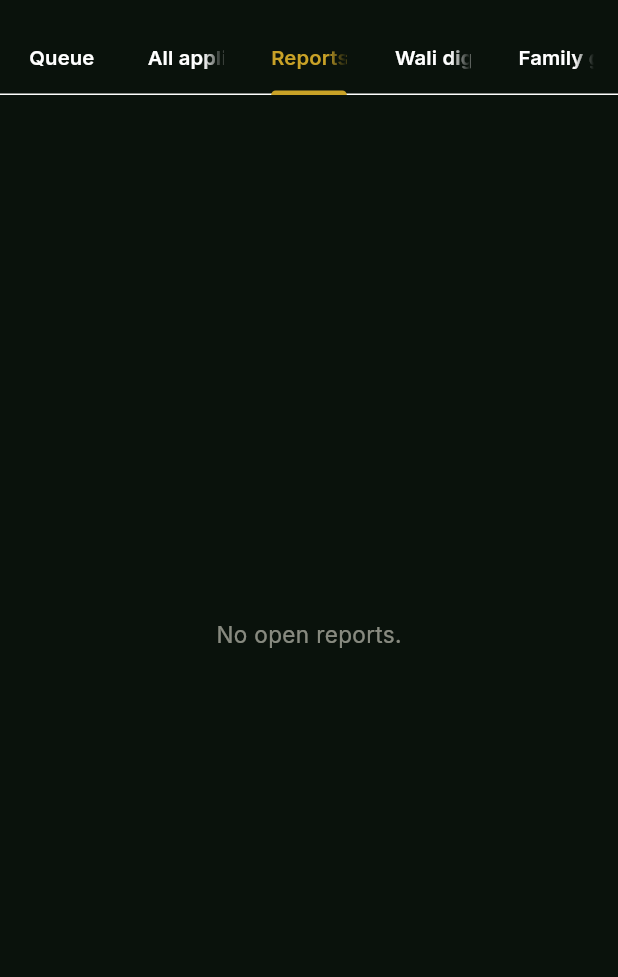
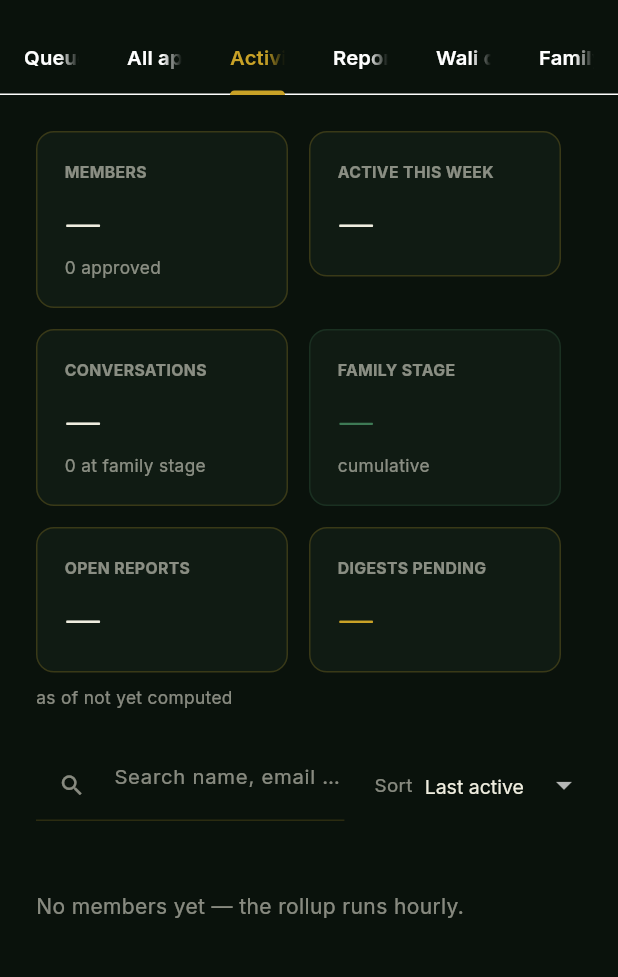
Before and after one commit to connecttopathan-ops/ikhlas, a Flutter app: the ReviewQueueScreen screen opened directly, tab 3 chosen, on a phone screen of 412 x 824 dp, the part 61-1038 px from its top. Run offline on Flutter 3.47's test engine with Material 3 defaults, Android fonts, the phone set to English and light mode, and no system bars; our stand-ins replace cached_network_image, camera, cloud_firestore, cloud_functions, device_info_plus, firebase_auth and 12 more; missing offline and left inert: dart:html; accounts and stored records are empty; statements that could not run were skipped.

Commit message:
Admin: Activity dashboard — platform KPIs + per-member tracking
Adds an hourly-rollup activity view so the team can track engagement and
catch problems during the beta.

Backend:
- computeMetrics (hourly): aggregates metrics/overview (members, active/week,
  conversations open, family-stage initiations, open reports, digests pending)
  and userActivity/{uid} (per-member matches, interests sent/received, active
  conversations, messages, reports against + open count, last active, status).
  Chunked writes to respect the 500-op batch cap.
- Running counters kept off hot paths: users.stats.matchesReceived (daily
  batch writer) and users.stats.messagesSent (onMessageCreated trigger).
- Firestore rules: metrics/* and userActivity/* moderator-read, backend-write.

Admin:
- New "Activity" tab: overview tiles + searchable, sortable per-member list
  (sort by last active / matches / messages / open reports; rows with open
  reports are flagged).

Co-Authored-By: Claude Opus 4.8 <noreply@anthropic.com>
Claude-Session: https://claude.ai/code/session_01TyFXhxbzhWDD7DPpLMVPRe

```diff
--- /dev/null
+++ b/admin/lib/activity.dart
@@ -0,0 +1,259 @@
+import 'package:cloud_firestore/cloud_firestore.dart';
+import 'package:flutter/material.dart';
+
+import 'tokens.dart';
+
+/// Activity dashboard — platform KPIs + a searchable per-member list, both
+/// read from the hourly rollup (metrics/overview + userActivity/*). Cheap:
+/// the admin never scans raw matches/messages, only pre-computed docs.
+class ActivityScreen extends StatefulWidget {
+  const ActivityScreen({super.key});
+  @override
+  State<ActivityScreen> createState() => _ActivityScreenState();
+}
+
+class _ActivityScreenState extends State<ActivityScreen> {
+  final _search = TextEditingController();
+  String _sort = 'lastActive';
+  String _q = '';
+
+  @override
+  Widget build(BuildContext context) {
+    return ListView(
+      padding: const EdgeInsets.all(24),
+      children: [
+        Center(
+          child: ConstrainedBox(
+            constraints: const BoxConstraints(maxWidth: 1040),
+            child: Column(
+              crossAxisAlignment: CrossAxisAlignment.stretch,
+              children: [
+                _overview(),
+                const SizedBox(height: 26),
+                _controls(),
+                const SizedBox(height: 16),
+                _memberList(),
+              ],
+            ),
+          ),
+        ),
+      ],
+    );
+  }
+
+  // ---- overview tiles ----
+  Widget _overview() {
+    return StreamBuilder<DocumentSnapshot<Map<String, dynamic>>>(
+      stream: FirebaseFirestore.instance.doc('metrics/overview').snapshots(),
+      builder: (context, snap) {
+        final d = snap.data?.data() ?? const {};
+        final by = (d['byStatus'] as Map?) ?? const {};
+        final tiles = <Widget>[
+          _tile('Members', d['members'], sub: '${by['approved'] ?? 0} approved'),
+          _tile('Active this week', d['activeThisWeek']),
+          _tile('Conversations', d['conversationsOpen'],
+              sub: '${d['familyConversations'] ?? 0} at family stage'),
+          _tile('Family Stage', d['familyStageInitiations'],
+              accent: T.approve, sub: 'cumulative'),
+          _tile('Open reports', d['openReports'],
+              accent: (d['openReports'] ?? 0) > 0 ? T.reject : null),
+          _tile('Digests pending', d['digestsPending'], accent: T.gold),
+        ];
+        return Column(
+          crossAxisAlignment: CrossAxisAlignment.start,
+          children: [
+            Wrap(spacing: 14, runSpacing: 14, children: tiles),
+            const SizedBox(height: 8),
+            Text('as of ${_fmt(d['updatedAt'])}',
+                style: T.inter(11.5, color: T.muted)),
+          ],
+        );
+      },
+    );
+  }
+
+  Widget _tile(String label, dynamic value, {String? sub, Color? accent}) {
+    return Container(
+      width: 168,
+      padding: const EdgeInsets.all(18),
+      decoration: BoxDecoration(
+        color: T.panel,
+        borderRadius: BorderRadius.circular(12),
+        border: Border.all(color: (accent ?? T.gold).withOpacity(.22)),
+      ),
+      child: Column(crossAxisAlignment: CrossAxisAlignment.start, children: [
+        Text(label.toUpperCase(),
+            style: T.inter(10.5, weight: FontWeight.w700, color: T.muted)),
+        const SizedBox(height: 8),
+        Text('${value ?? '—'}',
+            style: T.fraunces(30, color: accent ?? T.ivory)),
+        if (sub != null) ...[
+          const SizedBox(height: 4),
+          Text(sub, style: T.inter(11.5, color: T.muted)),
+        ],
+      ]),
+    );
+  }
+
+  // ---- search + sort ----
+  Widget _controls() {
+    return Row(children: [
+      Expanded(
+        child: TextField(
+          controller: _search,
+          onChanged: (v) => setState(() => _q = v.trim().toLowerCase()),
+          style: T.inter(13.5, color: T.ivory),
+          decoration: InputDecoration(
+            hintText: 'Search name, email or uid',
+            hintStyle: T.inter(13.5, color: T.muted),
+            prefixIcon: Icon(Icons.search, size: 18, color: T.muted),
+            enabledBorder: UnderlineInputBorder(
+                borderSide: BorderSide(color: T.hairline)),
+            focusedBorder: const UnderlineInputBorder(
+                borderSide: BorderSide(color: T.gold)),
+          ),
+        ),
+      ),
+      const SizedBox(width: 20),
+      Text('Sort', style: T.inter(12.5, color: T.muted)),
+      const SizedBox(width: 8),
+      DropdownButton<String>(
+        value: _sort,
+        dropdownColor: T.panel,
+        underline: const SizedBox.shrink(),
+        style: T.inter(13, color: T.ivory),
+        items: const [
+          DropdownMenuItem(value: 'lastActive', child: Text('Last active')),
+          DropdownMenuItem(value: 'matchesReceived', child: Text('Matches')),
+          DropdownMenuItem(value: 'messagesSent', child: Text('Messages')),
+          DropdownMenuItem(
+              value: 'openReportsAgainst', child: Text('Open reports')),
+        ],
+        onChanged: (v) => setState(() => _sort = v ?? 'lastActive'),
+      ),
+    ]);
+  }
+
+  // ---- per-member list ----
+  Widget _memberList() {
+    return StreamBuilder<QuerySnapshot<Map<String, dynamic>>>(
+      stream: FirebaseFirestore.instance.collection('userActivity').snapshots(),
+      builder: (context, snap) {
+        if (!snap.hasData) {
+          return const Center(child: CircularProgressIndicator());
+        }
+        var docs = snap.data!.docs;
+        if (_q.isNotEmpty) {
+          docs = docs.where((d) {
+            final m = d.data();
+            final hay = [
+              m['displayName'], m['email'], m['uid'],
+            ].where((e) => e != null).join(' ').toLowerCase();
+            return hay.contains(_q);
+          }).toList();
+        }
+        int num(Map m, String k) => (m[k] as num?)?.toInt() ?? 0;
+        int lastMs(Map m) =>
+            (m['lastActiveAt'] as Timestamp?)?.millisecondsSinceEpoch ?? 0;
+        docs = [...docs]..sort((a, b) {
+            if (_sort == 'lastActive') return lastMs(b.data()).compareTo(lastMs(a.data()));
+            return num(b.data(), _sort).compareTo(num(a.data(), _sort));
+          });
+        if (docs.isEmpty) {
+          return Padding(
+            padding: const EdgeInsets.only(top: 30),
+            child: Text('No members yet — the rollup runs hourly.',
+                style: T.inter(14, color: T.muted)),
+          );
+        }
+        return Column(children: docs.map((d) => _row(d.data())).toList());
+      },
+    );
+  }
+
+  Widget _row(Map<String, dynamic> m) {
+    final openRep = (m['openReportsAgainst'] as num?)?.toInt() ?? 0;
+    return Container(
+      margin: const EdgeInsets.only(bottom: 10),
+      padding: const EdgeInsets.symmetric(horizontal: 18, vertical: 14),
+      decoration: BoxDecoration(
+        color: T.panel,
+        borderRadius: BorderRadius.circular(10),
+        border: Border.all(color: openRep > 0 ? T.reject.withOpacity(.5) : T.hairline),
+      ),
+      child: Column(crossAxisAlignment: CrossAxisAlignment.start, children: [
+        Row(children: [
+          Expanded(
+            child: Text(
+              m['displayName']?.toString() ??
+                  m['email']?.toString() ??
+                  m['uid']?.toString() ??
+                  '—',
+              style: T.inter(14.5, weight: FontWeight.w600, color: T.ivory),
+            ),
+          ),
+          _statusChip(m['status']?.toString() ?? 'unknown'),
+          const SizedBox(width: 10),
+          Text(_rel(m['lastActiveAt']), style: T.inter(12, color: T.muted)),
+        ]),
+        const SizedBox(height: 10),
+        Wrap(spacing: 22, runSpacing: 8, children: [
+          _stat('Matches', m['matchesReceived']),
+          _stat('Interest sent', m['interestsSent']),
+          _stat('Interest recv', m['interestsReceived']),
+          _stat('Convs', m['activeConversations']),
+          _stat('Messages', m['messagesSent']),
+          _stat('Reports', m['reportsAgainst'],
+              danger: openRep > 0, extra: openRep > 0 ? '$openRep open' : null),
+        ]),
+      ]),
+    );
+  }
+
+  Widget _stat(String label, dynamic value, {bool danger = false, String? extra}) {
+    return Column(crossAxisAlignment: CrossAxisAlignment.start, children: [
+      Text(label.toUpperCase(),
+          style: T.inter(9.5, color: T.muted, weight: FontWeight.w600)),
+      const SizedBox(height: 2),
+      Row(children: [
+        Text('${value ?? 0}',
+            style: T.inter(15, color: danger ? T.reject : T.ivory,
+                weight: FontWeight.w600)),
+        if (extra != null) ...[
+          const SizedBox(width: 6),
+          Text(extra, style: T.inter(11, color: T.reject)),
+        ],
+      ]),
+    ]);
+  }
+
+  Widget _statusChip(String s) {
+    final c = s == 'approved'
+        ? T.approve
+        : (s == 'paused' ? T.gold : T.muted);
+    return Container(
+      padding: const EdgeInsets.symmetric(horizontal: 9, vertical: 3),
+      decoration: BoxDecoration(
+        border: Border.all(color: c),
+        borderRadius: BorderRadius.circular(20),
+      ),
+      child: Text(s, style: T.inter(11, color: c)),
+    );
+  }
+
+  static String _rel(dynamic ts) {
+    if (ts is! Timestamp) return '—';
+    final diff = DateTime.now().difference(ts.toDate());
+    if (diff.inMinutes < 1) return 'just now';
+    if (diff.inMinutes < 60) return '${diff.inMinutes}m';
+    if (diff.inHours < 24) return '${diff.inHours}h';
+    return '${diff.inDays}d';
+  }
+
+  static String _fmt(dynamic ts) {
+    if (ts is! Timestamp) return 'not yet computed';
+    final d = ts.toDate();
+    String p(int n) => n.toString().padLeft(2, '0');
+    return '${p(d.day)}/${p(d.month)} ${p(d.hour)}:${p(d.minute)}';
+  }
+}
--- a/admin/lib/review_queue.dart
+++ b/admin/lib/review_queue.dart
@@ -4,6 +4,7 @@ import 'package:firebase_storage/firebase_storage.dart';
 import 'package:flutter/material.dart';
 import 'package:url_launcher/url_launcher.dart';
 
+import 'activity.dart';
 import 'family_gate.dart';
 import 'reports_queue.dart';
 import 'tokens.dart';
@@ -19,7 +20,7 @@ class ReviewQueueScreen extends StatelessWidget {
   @override
   Widget build(BuildContext context) {
     return DefaultTabController(
-      length: 5,
+      length: 6,
       child: Scaffold(
         appBar: AppBar(
           backgroundColor: T.bg,
@@ -41,6 +42,7 @@ class ReviewQueueScreen extends StatelessWidget {
             tabs: const [
               Tab(text: 'Queue'),
               Tab(text: 'All applications'),
+              Tab(text: 'Activity'),
               Tab(text: 'Reports'),
               Tab(text: 'Wali digests'),
               Tab(text: 'Family gate'),
@@ -50,6 +52,7 @@ class ReviewQueueScreen extends StatelessWidget {
         body: const TabBarView(children: [
           _ApplicationsList(queueOnly: true),
           _ApplicationsList(queueOnly: false),
+          ActivityScreen(),
           ReportsQueue(),
           WaliDigestsQueue(),
           FamilyGateScreen(),
```
Also changed, not shown: 2 other files.
